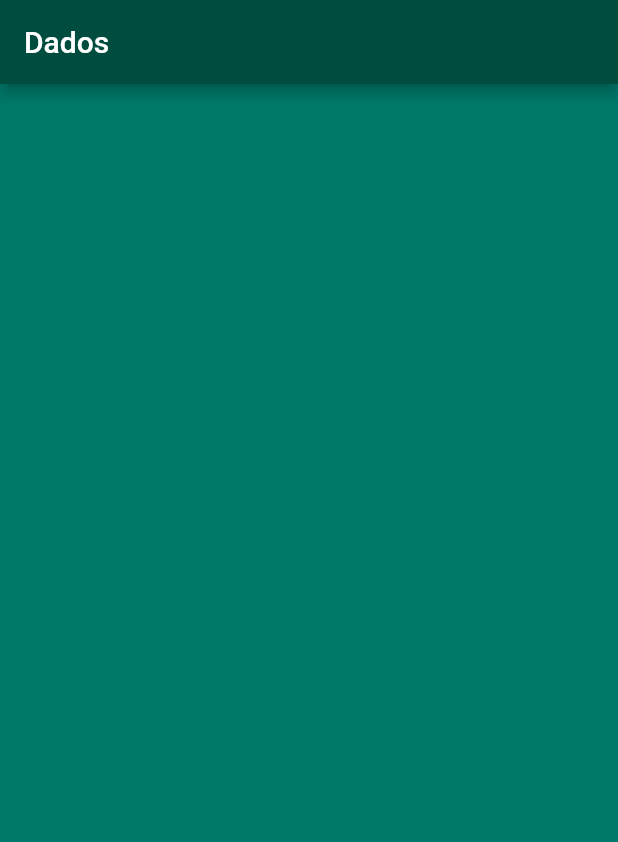
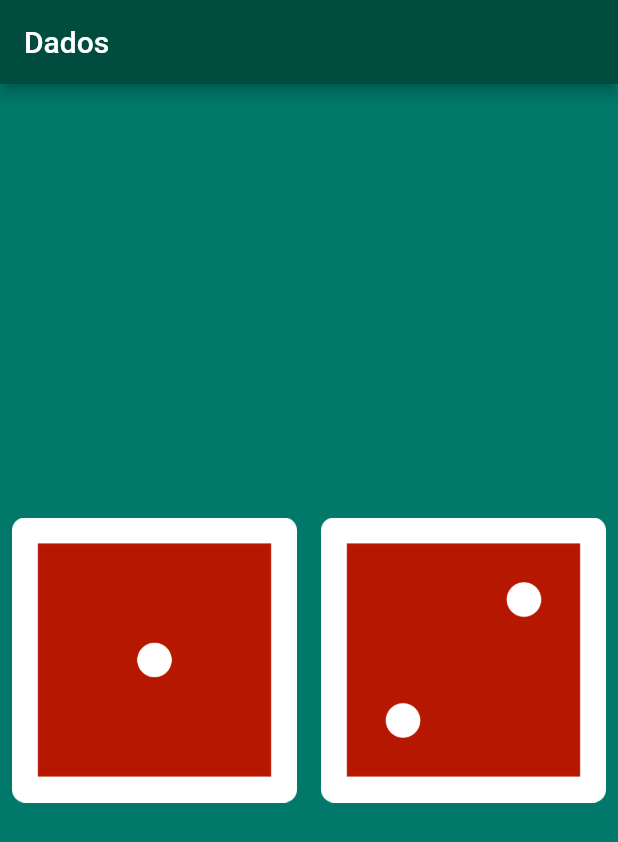
Before and after one commit to leonardodamata/Dados, a Flutter app: the screen it shows after launch, on a phone screen of 412 x 824 dp. Shown: the top 842 px of the screen. Run offline on Flutter 3.47's test engine with Material 2 defaults, Android fonts, the phone set to English and light mode, and no system bars.

Commit message:
24 - App Dadoos - Adicionando detecção de gestos em botões (TextButton) - Curso de Flutter e Dart
- Curso de Flutter e Dart

```diff
--- a/lib/main.dart
+++ b/lib/main.dart
@@ -14,10 +14,29 @@ void main() {
     ),
   );
 }
-
 class Dados extends StatelessWidget {
-  @override
+ @override
   Widget build(BuildContext context) {
-    return Container();
+    return Center(
+      child: Row(
+        children: [
+          Expanded(
+            child: TextButton(
+              onPressed: () {
+                print('Botão esquerdo pressionado');
+              },
+              child: Image.asset('imagens/dado1.png'),
+            ),
+          ),
+          Expanded(
+            child: TextButton(onPressed: () {
+              print('Botão direito pressionado');
+            },
+            child: Image.asset('imagens/dado2.png'),
+            ),
+          ),
+        ],
+      ),
+    );
   }
 }
```
